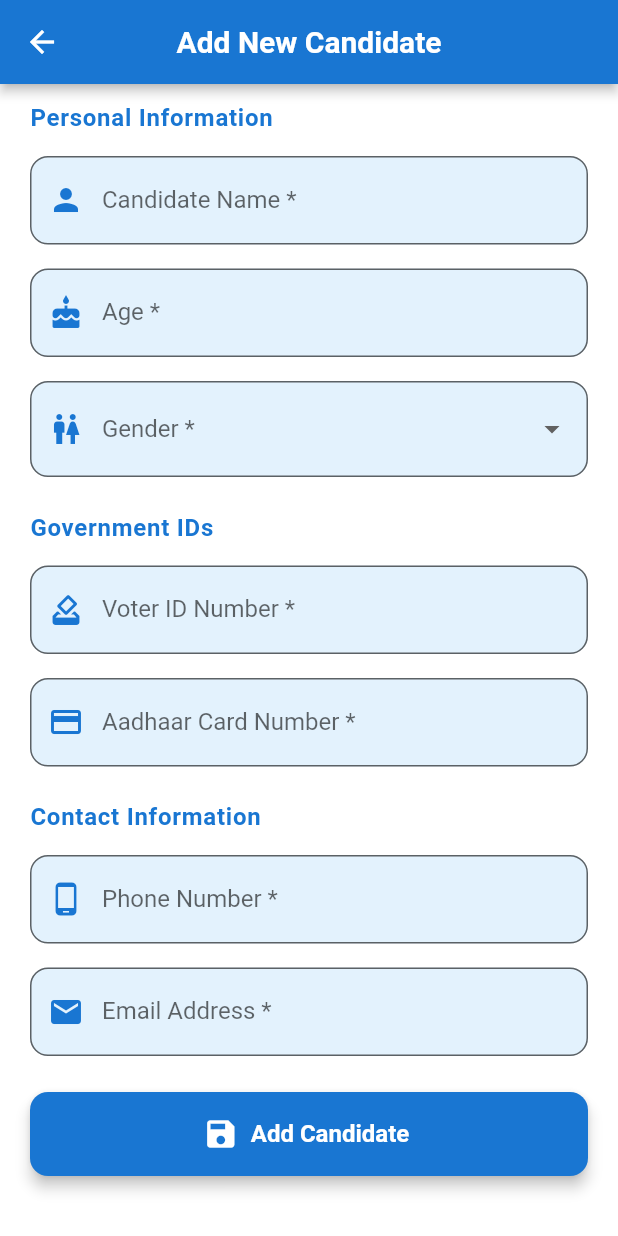
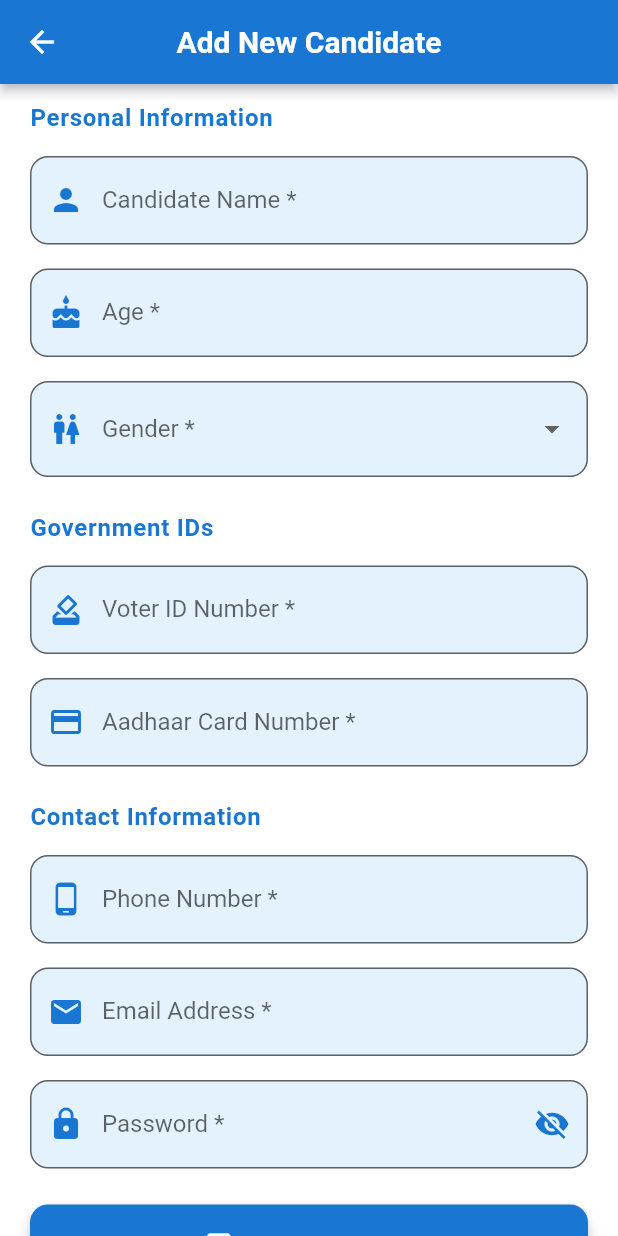
Before and after one commit to Vk9769/master_admin, a Flutter app: the AddCandidatePage screen opened directly, scrolled down 954 dp, on a phone screen of 412 x 824 dp. Run offline on Flutter 3.47's test engine with Material 3 defaults, Android fonts, the phone set to English and light mode, and no system bars; our stand-ins replace fl_chart, fluttertoast, geocoding, geolocator, get, google_maps_flutter and 2 more; accounts and stored records are empty.

Commit message:
password field added

```diff
--- a/lib/screens/add_candidate_page.dart
+++ b/lib/screens/add_candidate_page.dart
@@ -24,6 +24,8 @@ class _AddCandidatePageState extends State<AddCandidatePage> {
 
   final TextEditingController searchVoterController = TextEditingController();
   bool isSearchingVoter = false;
+  final TextEditingController passwordController = TextEditingController();
+  bool obscurePassword = true;
 
   String? selectedGender;
   File? candidatePhoto;
@@ -53,6 +55,7 @@ class _AddCandidatePageState extends State<AddCandidatePage> {
     phoneController.dispose();
     emailController.dispose();
     searchVoterController.dispose(); // ✅ ADD THIS
+    passwordController.dispose();
     super.dispose();
   }
 
@@ -218,6 +221,17 @@ class _AddCandidatePageState extends State<AddCandidatePage> {
       _showError('Please enter email address');
       return false;
     }
+
+    if (passwordController.text.trim().isEmpty) {
+      _showError('Please enter password');
+      return false;
+    }
+
+    if (passwordController.text.length < 6) {
+      _showError('Password must be at least 6 characters');
+      return false;
+    }
+
     if (!RegExp(
       r'^[^@]+@[^@]+\.[^@]+$',
     ).hasMatch(emailController.text.trim())) {
@@ -276,8 +290,8 @@ class _AddCandidatePageState extends State<AddCandidatePage> {
         'aadhaar': aadhaarController.text.trim(),
         'phone': phoneController.text.trim(),
         'email': emailController.text.trim(),
+        'password': passwordController.text.trim(), // ✅ ADD
         'description': descriptionController.text.trim(),
-        // ✅ Only store base64 (no File objects!)
         'image': candidateBase64,
         'symbol': symbolBase64,
         'election': selectedElection,
@@ -667,6 +681,34 @@ class _AddCandidatePageState extends State<AddCandidatePage> {
               icon: Icons.email,
               keyboardType: TextInputType.emailAddress,
             ),
+
+            const SizedBox(height: 16),
+
+            TextField(
+              controller: passwordController,
+              obscureText: obscurePassword,
+              decoration: InputDecoration(
+                labelText: 'Password *',
+                prefixIcon: Icon(Icons.lock, color: themeColor),
+                suffixIcon: IconButton(
+                  icon: Icon(
+                    obscurePassword ? Icons.visibility_off : Icons.visibility,
+                    color: themeColor,
+                  ),
+                  onPressed: () {
+                    setState(() {
+                      obscurePassword = !obscurePassword;
+                    });
+                  },
+                ),
+                border: OutlineInputBorder(
+                  borderRadius: BorderRadius.circular(12),
+                ),
+                filled: true,
+                fillColor: Colors.blue.shade50,
+              ),
+            ),
+
             const SizedBox(height: 24),
 
             // Submit Button
```
